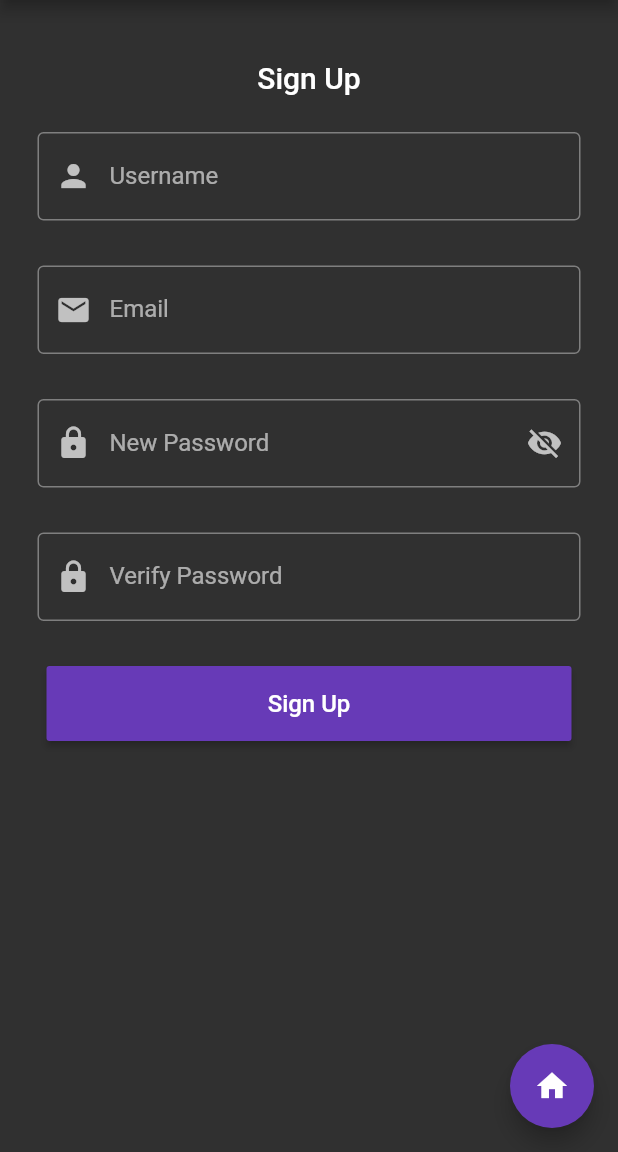
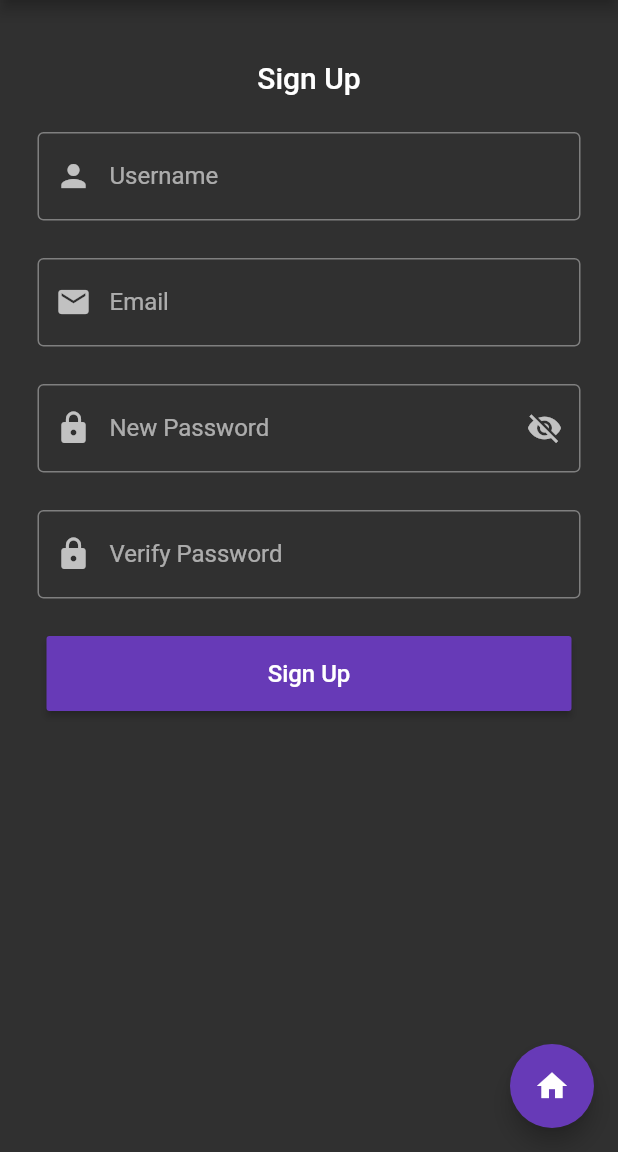
Before and after one commit to joshcalafell/wordsleuth, a Flutter app: the screen it shows after launch, after a tap on "Create Account", on a phone screen of 412 x 824 dp, the part 84-1236 px from its top. Run offline on Flutter 3.47's test engine with Material 2 defaults, Android fonts, the phone set to English and light mode, and no system bars; missing offline and left inert: amplify_auth_cognito, amplify_flutter.

Commit message:
Margin fixes

```diff
--- a/lib/auth/sign_in.dart
+++ b/lib/auth/sign_in.dart
@@ -90,10 +90,7 @@ class _SignInPageState extends State<SignInPage> {
                       ),
                     ),
                     const SizedBox(
-                        height: 15.0,
-                      ),
-                      const SizedBox(
-                        height: 15.0,
+                      height: 25.0,
                     ),
                     TextFormField(
                       controller: passwordController,
@@ -109,10 +106,7 @@ class _SignInPageState extends State<SignInPage> {
                                   : Icons.visibility))),
                     ),
                     const SizedBox(
-                        height: 15.0,
-                      ),
-                      const SizedBox(
-                        height: 15.0,
+                      height: 25.0,
                     ),
                     MaterialButton(
                       onPressed: () {
@@ -142,7 +136,7 @@ class _SignInPageState extends State<SignInPage> {
                       ),
                     ),
                     const SizedBox(
-                        height: 30.0,
+                      height: 25.0,
                     ),
                     MaterialButton(
                       onPressed: () async {
@@ -168,25 +162,6 @@ class _SignInPageState extends State<SignInPage> {
               )
             ],
           ),
-            floatingActionButton: FloatingActionButton(
-              onPressed: () {
-                showDialog(
-                  context: context,
-                  builder: (context) {
-                    return const AlertDialog(
-                      // Retrieve the text that the user has entered by using the
-                      // TextEditingController.
-                      content: SizedBox(
-                        child: Text('Lorem Ipsum!'),
-                      ),
-                    );
-                  },
-                );
-              },
-              tooltip: 'Go Home',
-              foregroundColor: Colors.white,
-              backgroundColor: Colors.deepPurple,
-              child: const Icon(Icons.home),
-            )));
+        ));
   }
 }
--- a/lib/auth/sign_up.dart
+++ b/lib/auth/sign_up.dart
@@ -109,10 +109,7 @@ class _SignUpPageState extends State<SignUpPage> {
                         ),
                       ),
                       const SizedBox(
-                        height: 15.0,
-                      ),
-                      const SizedBox(
-                        height: 15.0,
+                        height: 25.0,
                       ),
                       TextFormField(
                         controller: emailController,
@@ -123,10 +120,7 @@ class _SignUpPageState extends State<SignUpPage> {
                         ),
                       ),
                       const SizedBox(
-                        height: 15.0,
-                      ),
-                      const SizedBox(
-                        height: 15.0,
+                        height: 25.0,
                       ),
                       TextFormField(
                         controller: passwordController,
@@ -142,10 +136,7 @@ class _SignUpPageState extends State<SignUpPage> {
                                     : Icons.visibility))),
                       ),
                       const SizedBox(
-                        height: 15.0,
-                      ),
-                      const SizedBox(
-                        height: 15.0,
+                        height: 25.0,
                       ),
                       TextFormField(
                         controller: passwordConfirmController,
@@ -156,10 +147,7 @@ class _SignUpPageState extends State<SignUpPage> {
                         ),
                       ),
                       const SizedBox(
-                        height: 15.0,
-                      ),
-                      const SizedBox(
-                        height: 15.0,
+                        height: 25.0,
                       ),
                       MaterialButton(
                         onPressed: () async {
@@ -192,9 +180,6 @@ class _SignUpPageState extends State<SignUpPage> {
                         ),
                       ),
                       const SizedBox(
-                        height: 15.0,
-                      ),
-                      const SizedBox(
                         height: 25.0,
                       ),
                     ],
@@ -206,8 +191,7 @@ class _SignUpPageState extends State<SignUpPage> {
               onPressed: () async {
                 // Validate returns true if the form is valid, or false otherwise.
                 Navigator.of(context).pushReplacement(MaterialPageRoute(
-                    builder: (context) =>
-                        const SignInPage(title: 'Word Sleuth 2.0')));
+                    builder: (context) => SignInPage(title: widget.title)));
               },
               tooltip: 'Go Home',
               foregroundColor: Colors.white,
```
Also changed, not shown: lib/auth/confirm_account.dart (+3 -23 lines). Lines whose indentation alone changed are shown as unchanged.
